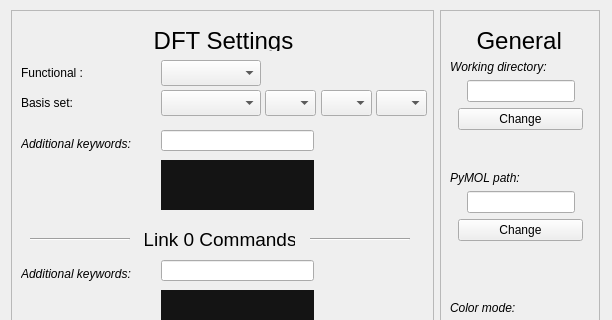
This is src/main/python/UIs/SettingsWindow.ui in isaksengeir/REACT as Qt 5 draws it before an edit; both pictures show x 0 to 612 and y 0 to 320 of the 612 by 496 pixel window. The edited form follows.
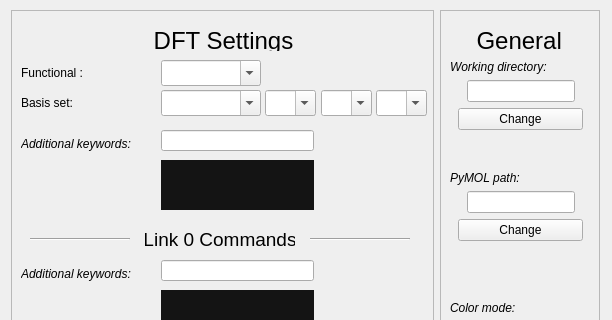
This is the edited form. Icons and pictures are not drawn.

Patch:
```diff
--- a/src/main/python/UIs/SettingsWindow.ui
+++ b/src/main/python/UIs/SettingsWindow.ui
@@ -1049,6 +1049,9 @@
           <height>16777215</height>
          </size>
         </property>
+        <property name="editable">
+         <bool>true</bool>
+        </property>
        </widget>
        <widget class="QComboBox" name="basis4_comboBox_5">
         <property name="geometry">
@@ -1077,6 +1080,9 @@
           <height>16777215</height>
          </size>
         </property>
+        <property name="editable">
+         <bool>true</bool>
+        </property>
        </widget>
        <widget class="QLineEdit" name="additionalKeys_1">
         <property name="geometry">
@@ -1129,6 +1135,9 @@
           <height>16777215</height>
          </size>
         </property>
+        <property name="editable">
+         <bool>true</bool>
+        </property>
        </widget>
        <widget class="QComboBox" name="basis2_comboBox_4">
         <property name="geometry">
@@ -1157,6 +1166,9 @@
           <height>16777215</height>
          </size>
         </property>
+        <property name="editable">
+         <bool>true</bool>
+        </property>
        </widget>
        <widget class="QComboBox" name="comboBox_funct">
         <property name="geometry">
@@ -1179,6 +1191,9 @@
           <height>16777215</height>
          </size>
         </property>
+        <property name="editable">
+         <bool>true</bool>
+        </property>
        </widget>
        <widget class="QWidget" name="">
         <property name="geometry">
```
